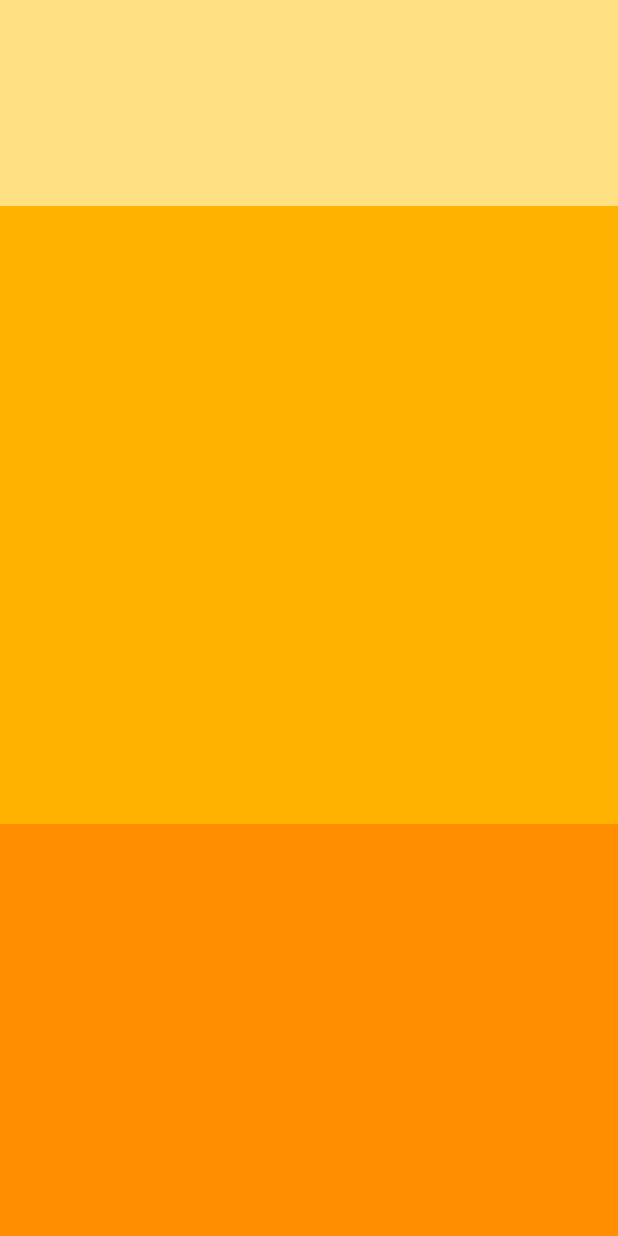
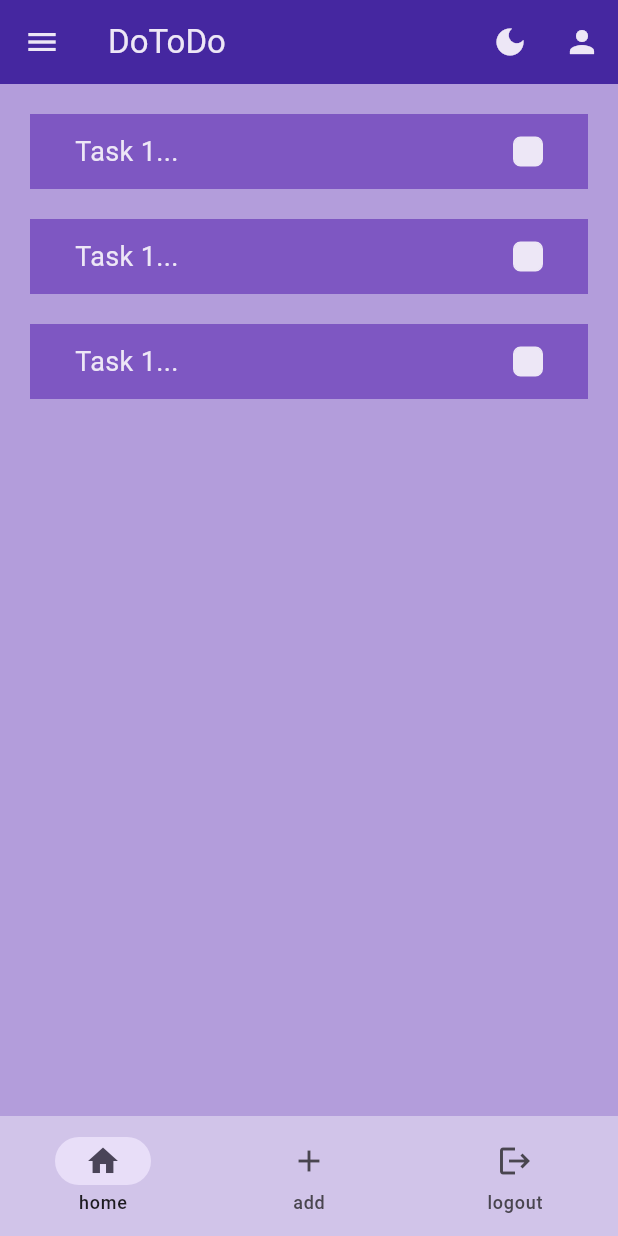
Before and after one commit to DarshDCoding/learningFlutter, a Flutter app: the screen it shows after launch, on a phone screen of 412 x 824 dp. Run offline on Flutter 3.47's test engine with Material 3 defaults, Android fonts, the phone set to English and light mode, and no system bars.

Commit message:
todo Ui, with whatever i know

```diff
--- a/lib/main.dart
+++ b/lib/main.dart
@@ -12,37 +12,130 @@ class App extends StatelessWidget {
     return MaterialApp(
       debugShowCheckedModeBanner: false,
       home: Scaffold(
-        // backgroundColor: Colors.deepPurple.shade200,
-        body:
-        Container(
+        backgroundColor: Colors.deepPurple.shade200,
+        appBar: AppBar(
+          backgroundColor: Colors.deepPurple.shade800,
+          title: Text(
+            "DoToDo",
+            style: TextStyle(color: Colors.deepPurple.shade50),
+          ),
+          leading: Icon(Icons.menu, color: Colors.deepPurple.shade50),
+          actions: [
+            IconButton(
+              onPressed: () {},
+              icon: Icon(Icons.dark_mode, color: Colors.deepPurple.shade50),
+            ),
+            IconButton(
+              onPressed: () {},
+              icon: Icon(Icons.person, color: Colors.deepPurple.shade50),
+            ),
+          ],
+        ),
+        body: Container(
+          margin: EdgeInsets.only(top: 20),
           child: Column(
-            // mainAxisAlignment: MainAxisAlignment.spaceEvenly,
-            crossAxisAlignment: CrossAxisAlignment.end,
+            spacing: 20,
             children: [
-              //Expanded can be used to make all items take equal space in given container by removing height and widhth from every children.
-              //box 1
-              Expanded( //expands to take all space in whatever dimention in missing i.e. height/width
-                child: Container(
-                  color: Colors.amber.shade200,
+              //task 1
+              Container(
+                height: 50,
+                width: 380,
+                margin: EdgeInsets.symmetric(horizontal: 20),
+                padding: EdgeInsets.symmetric(horizontal: 30),
+                color: Colors.deepPurple.shade400,
+                child: Row(
+                  children: [
+                    Expanded(
+                      child: Text(
+                        'Task 1...',
+                        style: TextStyle(
+                          color: Colors.deepPurple.shade50,
+                          fontSize: 18,
+                        ),
+                      ),
+                    ),
+                    Container(
+                      height: 20,
+                      width: 20,
+                      decoration: BoxDecoration(
+                        borderRadius: BorderRadius.circular(5),
+                        color: Colors.deepPurple.shade50,
+                        border: Border.all(color: Colors.deepPurple.shade50),
+                      ),
+                    ),
+                  ],
                 ),
               ),
-              //box 2
-              Expanded(
-                flex: 3, //height ratio in comparison with other childrens
-                child: Container(
-                  color: Colors.amber.shade600,
+              //task 2
+              Container(
+                height: 50,
+                width: 380,
+                margin: EdgeInsets.symmetric(horizontal: 20),
+                padding: EdgeInsets.symmetric(horizontal: 30),
+                color: Colors.deepPurple.shade400,
+                child: Row(
+                  children: [
+                    Expanded(
+                      child: Text(
+                        'Task 1...',
+                        style: TextStyle(
+                          color: Colors.deepPurple.shade50,
+                          fontSize: 18,
+                        ),
+                      ),
+                    ),
+                    Container(
+                      height: 20,
+                      width: 20,
+                      decoration: BoxDecoration(
+                        borderRadius: BorderRadius.circular(5),
+                        color: Colors.deepPurple.shade50,
+                        border: Border.all(color: Colors.deepPurple.shade50),
+                      ),
+                    ),
+                  ],
                 ),
               ),
-              //box 3
-              Expanded(
-                flex: 2,
-                child: Container(
-                  color: Colors.amber.shade800,
+              //task 3
+              Container(
+                height: 50,
+                width: 380,
+                margin: EdgeInsets.symmetric(horizontal: 20),
+                padding: EdgeInsets.symmetric(horizontal: 30),
+                color: Colors.deepPurple.shade400,
+                child: Row(
+                  children: [
+                    Expanded(
+                      child: Text(
+                        'Task 1...',
+                        style: TextStyle(
+                          color: Colors.deepPurple.shade50,
+                          fontSize: 18,
+                        ),
+                      ),
+                    ),
+                    Container(
+                      height: 20,
+                      width: 20,
+                      decoration: BoxDecoration(
+                        borderRadius: BorderRadius.circular(5),
+                        color: Colors.deepPurple.shade50,
+                        border: Border.all(color: Colors.deepPurple.shade50),
+                      ),
+                    ),
+                  ],
                 ),
               ),
             ],
           ),
-        )
+        ),
+        bottomNavigationBar:
+        NavigationBar(destinations: const [
+          NavigationDestination(icon: Icon(Icons.home), label: "home"),
+          NavigationDestination(icon: Icon(Icons.add), label: "add"),
+          NavigationDestination(icon: Icon(Icons.logout), label: "logout")
+        ],
+        backgroundColor: Colors.deepPurple.shade100,),
       ),
     );
   }
```
